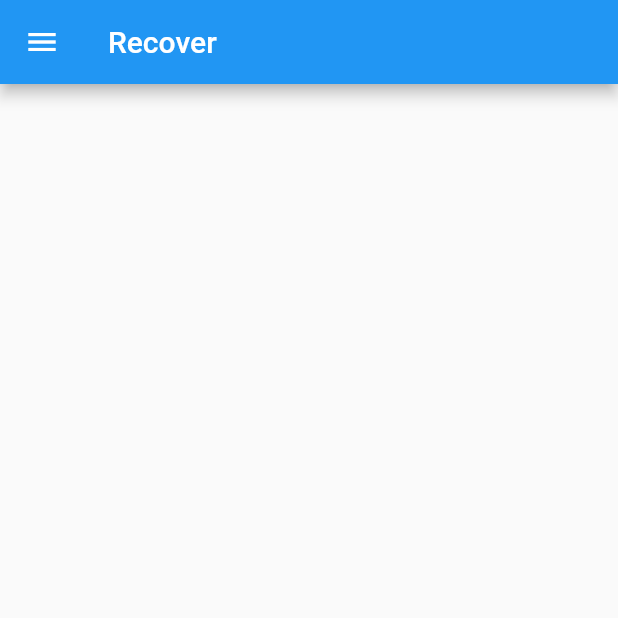
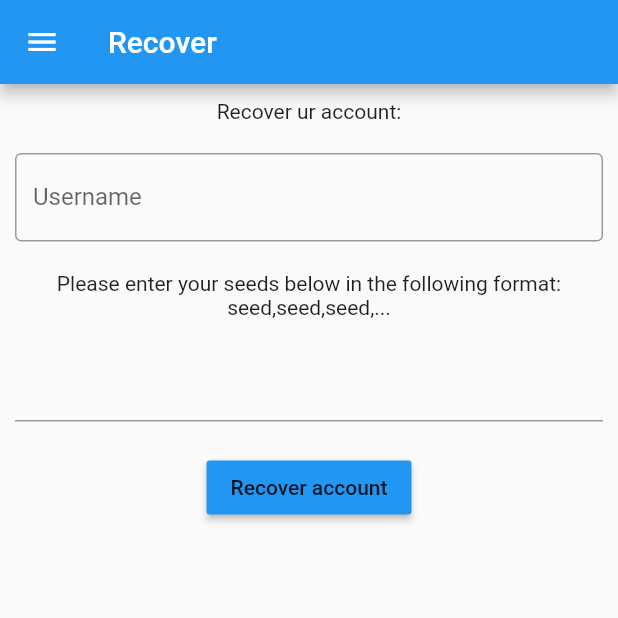
Before and after one commit to Wannesrebry/Flutter_HowestNoPassProject, a Flutter app: the screen it shows after launch, in the side drawer, after a tap on "Recover", on a phone screen of 412 x 824 dp, the top half of it. Run offline on Flutter 3.47's test engine with Material 2 defaults, Android fonts, the phone set to English and light mode, and no system bars; our stand-ins replace flutter_secure_storage, flutter_spinkit, progress_dialog, syncfusion_flutter_datepicker; missing offline and left inert: asn1lib, pointycastle.

Commit message:
Recover account - Wannes Rebry

```diff
--- a/lib/controller/logincontroller.dart
+++ b/lib/controller/logincontroller.dart
@@ -17,7 +17,6 @@ class LoginController extends StatefulWidget{
 
   @override
   State<StatefulWidget> createState() {
-    // TODO: implement createState
     throw UnimplementedError();
   }
 
@@ -31,7 +30,6 @@ class LoginController extends StatefulWidget{
     }catch(ignore){
       await new FeedbackDialog("No login request detected.").init(context);
     }
-
   }
 
   void onClickVerify(String token,String status,  BuildContext context) async{
--- /dev/null
+++ b/lib/controller/recovery_controller.dart
@@ -0,0 +1,55 @@
+import 'package:flutter/cupertino.dart';
+import 'package:nopassauthenticationclient/controller/register_controller.dart';
+import 'package:nopassauthenticationclient/data/dto/requests/recovery_req_dto.dart';
+import 'package:nopassauthenticationclient/view/components/dialogs/feedback_dialog.dart';
+import 'package:progress_dialog/progress_dialog.dart';
+
+import 'encrypter/compute_encryption.dart';
+import 'encrypter/prepare_encryption.dart';
+import 'internet_controller.dart';
+
+class RecoveryController extends  StatefulWidget{
+
+  final _preEncrypter = PrepareForEncryption();
+  final PopupController _popupController = PopupController();
+  final _retrieveEncryptionData = RetrieveEncryptionData();
+  final InternetController _internetController = InternetController();
+
+  @override
+  State<StatefulWidget> createState() {
+    // TODO: implement createState
+    throw UnimplementedError();
+  }
+
+  onClickRecoveryBtn(String username, String seedsString, BuildContext context)async {
+    if(username == null || username == "" || seedsString == null || seedsString == ""){
+        await FeedbackDialog("Invalid data").init(context);
+    }
+    await _popupController.init(ProgressDialog(
+        context,
+        type: ProgressDialogType.Normal,
+        isDismissible: false,
+        showLogs: false));
+    try{
+      List<String> seeds = stringToArray(seedsString, ",");
+      final pair = await computeRSAKeyPair(_preEncrypter.secureSeed(seeds));
+      final encData = _retrieveEncryptionData.generateVerifiableData(pair.privateKey);
+      RecoveryRequestDTO dto = RecoveryRequestDTO(username, encData.signature, encData.data);
+      final bool success = await _internetController.recoverUser(dto);
+      await _popupController.closeActive();
+      if(success){
+        Navigator.of(context).pushNamed("/");
+      }else{
+        await FeedbackDialog("Unable to recover user").init(context);
+      }
+    }catch(ignore){
+      await _popupController.closeActive();
+      await FeedbackDialog("Invalid data").init(context);
+    }
+  }
+
+  List<String> stringToArray(String s, String seperator){
+    return s.split(seperator);
+  }
+
+}
--- /dev/null
+++ b/lib/data/dto/requests/recovery_req_dto.dart
@@ -0,0 +1,15 @@
+
+class RecoveryRequestDTO{
+  RecoveryRequestDTO(this.username, this.signature, this.singed_data);
+
+  final String username;
+  final String signature;
+  final String singed_data;
+
+  toJson() => {
+    "username": username,
+    "signature": signature,
+    "signed_data": singed_data
+  };
+
+}
--- a/lib/main.dart
+++ b/lib/main.dart
@@ -23,7 +23,7 @@ class Run extends StatelessWidget{
         AccountScreen.routeName: (BuildContext context) => new AccountScreen(),
         RegisterScreen.routeName: (BuildContext context) => new RegisterScreen(),
         ValidateRegistration.routeName: (BuildContext context) => new ValidateRegistration(),
-        RecoverScreen.routeName: (BuildContext context) => new RecoverScreen(),
+        RecoveryScreen.routeName: (BuildContext context) => new RecoveryScreen(),
         SeedsScreen.routeName: (BuildContext context) => new SeedsScreen(),
         AuthHome.routeName: (BuildContext context) => new AuthHome(),
         AuthVerify.routeName: (BuildContext context) => new AuthVerify()
--- a/lib/view/components/drawer/basic_drawer.dart
+++ b/lib/view/components/drawer/basic_drawer.dart
@@ -12,7 +12,7 @@ class BasicDrawer extends StatelessWidget{
     return DrawerTemplate().create([
       navItemFactory.create(Icons.home, "Home", "/"),
       navItemFactory.create(Icons.account_box_rounded, "Register", RegisterScreen.routeName),
-      navItemFactory.create(Icons.settings, "Recover", RecoverScreen.routeName),
+      navItemFactory.create(Icons.settings, "Recover", RecoveryScreen.routeName),
     ]);
   }
 }
--- a/lib/view/screens/recover.dart
+++ b/lib/view/screens/recover.dart
@@ -1,8 +1,18 @@
 import 'package:flutter/material.dart';
+import 'package:nopassauthenticationclient/controller/recovery_controller.dart';
 import 'package:nopassauthenticationclient/view/components/drawer/basic_drawer.dart';
 
-class RecoverScreen extends StatelessWidget{
+class RecoveryScreen extends StatefulWidget{
   static const routeName = "/recover";
+
+  @override
+  RecoveryScreenState createState() => new RecoveryScreenState();
+}
+
+class RecoveryScreenState extends State<RecoveryScreen>{
+    final RecoveryController recoveryController = new RecoveryController();
+    String username;
+    String seedString;
 
   @override
   Widget build(BuildContext context) {
@@ -15,7 +25,53 @@ class RecoverScreen extends StatelessWidget{
       drawer: BasicDrawer(),
       body: Column(
             children: [
-
+              Container(
+                  padding: EdgeInsets.all(10),
+                  child: Text("Recover ur account:",
+                    textAlign: TextAlign.center,
+                  )
+              ),
+              Container(
+                padding: EdgeInsets.all(10),
+                child: TextField(
+                  decoration: InputDecoration(
+                    border: OutlineInputBorder(),
+                    labelText: 'Username',
+                  ),
+                  onChanged: (String value) async{
+                    setState(() {
+                      username = value;
+                    });
+                  },
+                ),
+              ),
+              Container(
+                  padding: EdgeInsets.all(10),
+                  child: Text("Please enter your seeds below in the following format: seed,seed,seed,...",
+                    textAlign: TextAlign.center,
+                  )
+              ),
+              Container(
+                padding: EdgeInsets.all(10),
+                child: TextField(
+                  keyboardType: TextInputType.multiline,
+                  minLines: 1,//Normal textInputField will be displayed
+                  maxLines: 5,
+                  onChanged: (String value) async{
+                    seedString = value;
+                  },
+                ),
+              ),
+              Container(
+                  padding: EdgeInsets.all(10),
+                  child: RaisedButton(
+                    child: Text("Recover account"),
+                    color: Colors.blue,
+                    onPressed: (){
+                      recoveryController.onClickRecoveryBtn(username, seedString, context);
+                    },
+                  )
+              ),
             ],
       )
     );
--- a/lib/view/screens/register/register.dart
+++ b/lib/view/screens/register/register.dart
@@ -1,8 +1,8 @@
 import 'package:flutter/material.dart';
-import 'file:///C:/Users/wannes-nzxt/AndroidStudioProjects/nopassauthenticationclient/lib/controller/register_controller.dart';
+import 'package:nopassauthenticationclient/controller/register_controller.dart';
+import '../recover.dart';
 import 'package:nopassauthenticationclient/view/components/dialogs/wait.dart';
 import 'package:nopassauthenticationclient/view/components/drawer/basic_drawer.dart';
-import 'package:nopassauthenticationclient/view/screens/recover.dart';
 
 
 class RegisterScreen extends StatefulWidget{
@@ -99,7 +99,7 @@ class _RegisterScreen extends State<RegisterScreen>{
                   child: Text("Recover"),
                   color: Colors.blue,
                   onPressed: (){
-                    Navigator.of(context).pushNamed(RecoverScreen.routeName);
+                    Navigator.of(context).pushNamed(RecoveryScreen.routeName);
                   },
                 )
             ),
```
Also changed, not shown: lib/controller/internet_controller.dart (+17 -0 lines).
